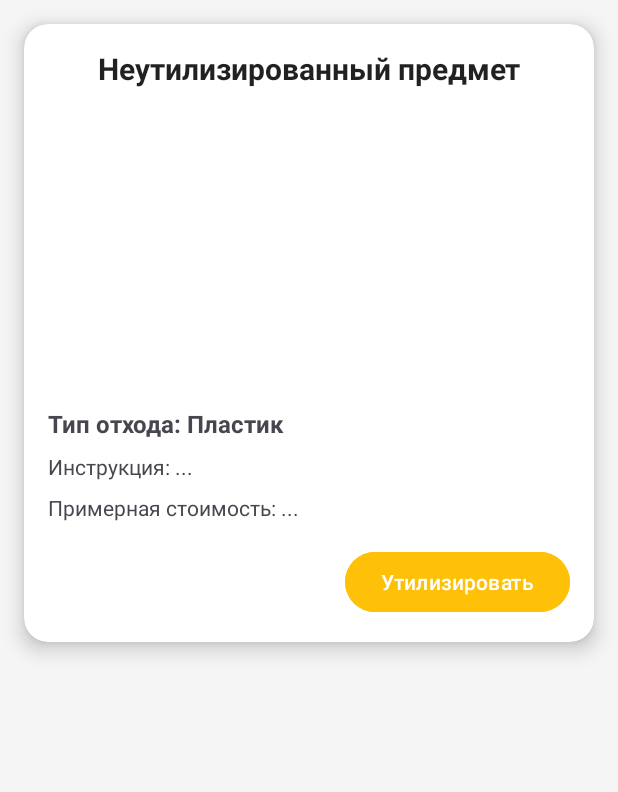
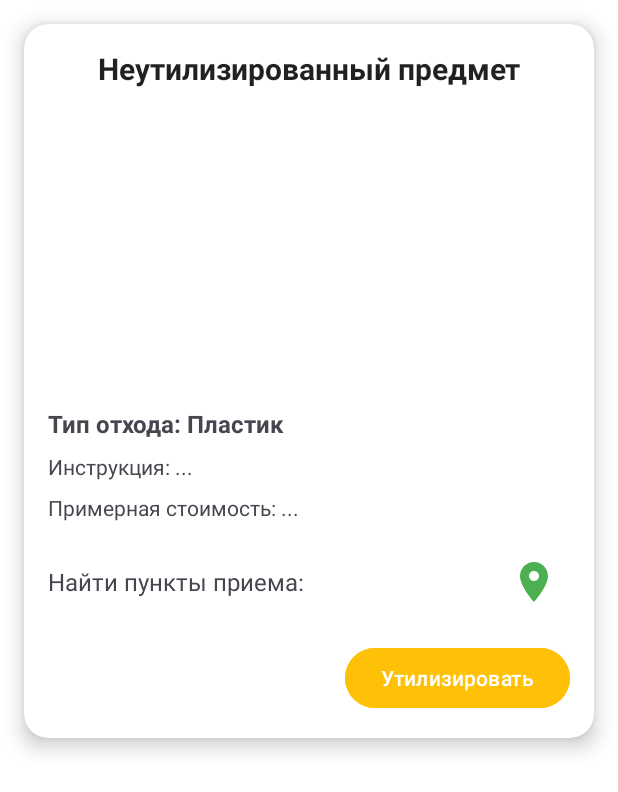
Before and after one commit to lepri4dw/garbage-scaner, an Android app: the layout dialog_not_recycled_details.xml on its own in the app's theme, with its tools: preview values and no code run, on a phone screen of 412 x 824 dp. Shown: the top 792 px of the screen. Run offline under Robolectric (Android 15) with nearby library versions, the phone set to English and light mode, and no system bars.

Commit message:
Final commit

```diff
--- a/app/src/main/java/com/example/garbagescaner/fragments/HomeFragment.java
+++ b/app/src/main/java/com/example/garbagescaner/fragments/HomeFragment.java
@@ -186,7 +186,7 @@ public class HomeFragment extends Fragment {
             tvStreakStatus.setText("Выполнено!");
             tvStreakStatus.setBackgroundResource(R.drawable.pill_background);
         } else {
-            tvStreakStatus.setText("Утилизируйте сегодня!");
+            tvStreakStatus.setText("Сканировать!");
             tvStreakStatus.setBackgroundResource(R.drawable.pill_background);
         }
 
--- a/app/src/main/res/layout/dialog_not_recycled_details.xml
+++ b/app/src/main/res/layout/dialog_not_recycled_details.xml
@@ -61,8 +61,31 @@
             android:layout_height="wrap_content"
             android:orientation="horizontal"
             android:layout_marginTop="16dp"
+            android:gravity="center_vertical">
+
+            <TextView
+                android:layout_width="0dp"
+                android:layout_height="wrap_content"
+                android:layout_weight="1"
+                android:text="Найти пункты приема:"
+                android:textSize="16sp"/>
+
+            <ImageView
+                android:id="@+id/ivMapIcon"
+                android:layout_width="48dp"
+                android:layout_height="48dp"
+                android:src="@drawable/ic_map_marker"
+                android:padding="8dp"
+                android:background="?attr/selectableItemBackgroundBorderless"
+                android:contentDescription="Открыть карту"/>
+        </LinearLayout>
+
+        <LinearLayout
+            android:layout_width="match_parent"
+            android:layout_height="wrap_content"
+            android:orientation="horizontal"
+            android:layout_marginTop="16dp"
             android:gravity="end">
-
 
 
             <Button
--- a/app/src/main/res/layout/fragment_home.xml
+++ b/app/src/main/res/layout/fragment_home.xml
@@ -114,7 +114,7 @@
                     <TextView
                         android:layout_width="match_parent"
                         android:layout_height="wrap_content"
-                        android:text="Эко-ударный режим"
+                        android:text="Эко-Streak"
                         android:textStyle="bold"
                         android:textSize="18sp"
                         android:textColor="#FFFFFF" />
@@ -132,7 +132,7 @@
                     android:id="@+id/tvStreakStatus"
                     android:layout_width="wrap_content"
                     android:layout_height="wrap_content"
-                    android:text="Начните сегодня!"
+                    android:text="Начни!"
                     android:textSize="14sp"
                     android:textStyle="bold"
                     android:textColor="#FFFFFF"
--- a/app/src/main/res/values/colors.xml
+++ b/app/src/main/res/values/colors.xml
@@ -20,4 +20,10 @@
     <color name="background">#F5F5F5</color>
     <color name="card_background">#FFFFFF</color>
     <color name="divider">#E0E0E0</color>
+
+    <color name="green_primary_dark">#388E3C</color>
+    <color name="green_dark_dark">#1B5E20</color>
+    <color name="card_background_dark">#121212</color>
+    <color name="text_primary_dark">#E0E0E0</color>
+    <color name="text_secondary_dark">#B0B0B0</color>
 </resources>
--- a/app/src/main/res/values/themes.xml
+++ b/app/src/main/res/values/themes.xml
@@ -5,7 +5,7 @@
         <item name="colorPrimary">@color/green_primary</item>
         <item name="colorPrimaryDark">@color/green_dark</item>
         <item name="colorAccent">@color/accent</item>
-        <item name="android:windowBackground">@color/background</item>
+        <item name="android:windowBackground">@color/card_background</item>
         <item name="android:textColorPrimary">@color/text_primary</item>
         <item name="android:textColorSecondary">@color/text_secondary</item>
     </style>
```
Also changed, not shown: app/src/main/java/com/example/garbagescaner/dialogs/NotRecycledDetailsDialog.java (+11 -0 lines), app/src/main/res/values-night/themes.xml (+16 -4 lines).
